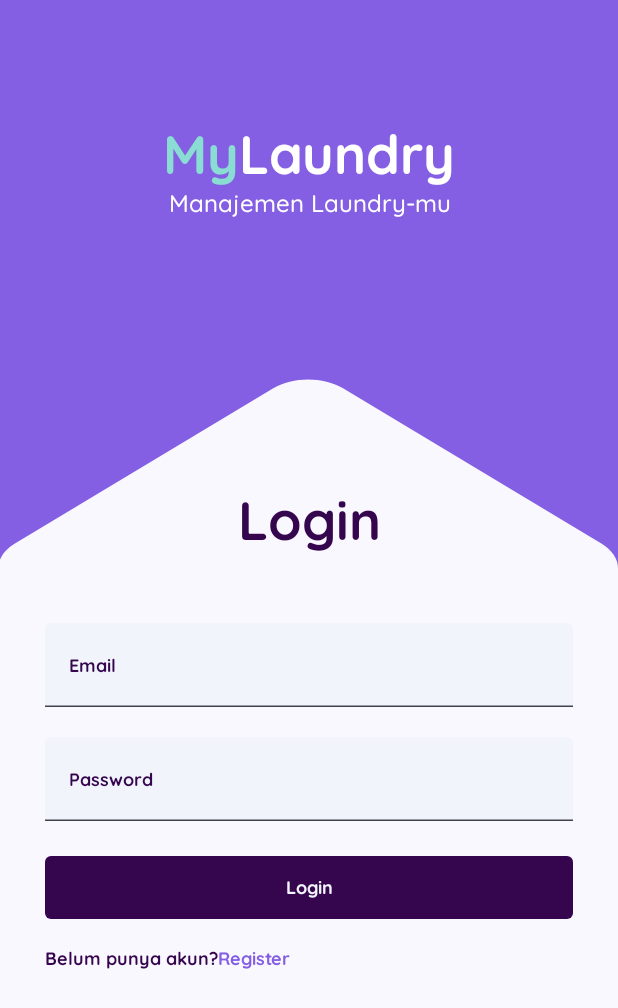
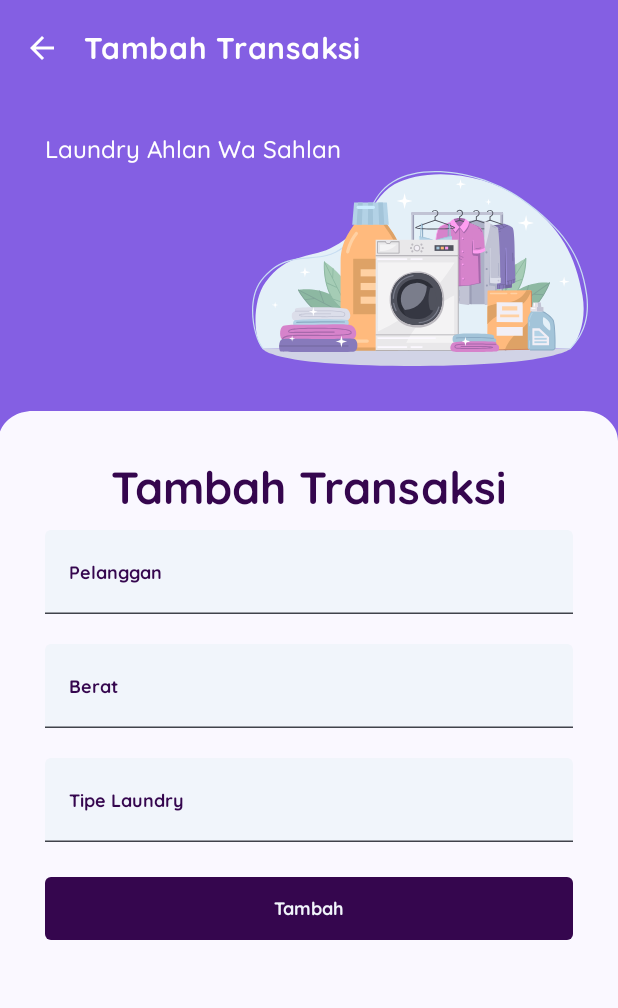
Before and after one commit to mhdanandaa/MyLaundry, an Android app built with Jetpack Compose: the screen it shows after launch (MainActivity), on a phone screen of 412 x 824 dp. Shown: the top 1008 px of the screen. Run offline under Robolectric (Android 15) with nearby library versions, the phone set to English and light mode, and no system bars.

Commit message:
Membuat tampialn tambah transaksi

```diff
--- a/app/src/main/java/org/d3if3066/mylaundry/MainActivity.kt
+++ b/app/src/main/java/org/d3if3066/mylaundry/MainActivity.kt
@@ -14,6 +14,7 @@ import androidx.compose.ui.tooling.preview.Preview
 import androidx.navigation.NavGraph
 import androidx.navigation.compose.rememberNavController
 import org.d3if3066.mylaundry.navigation.SetupNavGraph
+import org.d3if3066.mylaundry.ui.screen.AddTransScreen
 import org.d3if3066.mylaundry.ui.screen.HomeScreen
 import org.d3if3066.mylaundry.ui.screen.LoginScreen
 import org.d3if3066.mylaundry.ui.theme.CustomPurple
@@ -30,7 +31,7 @@ class MainActivity : ComponentActivity() {
                     modifier = Modifier.fillMaxSize(),
                     color = MaterialTheme.colorScheme.background
                 ) {
-                    SetupNavGraph()
+                    AddTransScreen(rememberNavController())
                 }
             }
         }
@@ -43,6 +44,6 @@ class MainActivity : ComponentActivity() {
 @Composable
 fun GreetingPreview() {
     MyLaundryTheme {
-        SetupNavGraph()
+        AddTransScreen(rememberNavController())
     }
 }
--- a/app/src/main/java/org/d3if3066/mylaundry/component/CustomTextField.kt
+++ b/app/src/main/java/org/d3if3066/mylaundry/component/CustomTextField.kt
@@ -1,5 +1,6 @@
 package org.d3if3066.mylaundry.component
 
+import androidx.compose.foundation.text.KeyboardOptions
 import androidx.compose.material3.MaterialTheme
 import androidx.compose.material3.Text
 import androidx.compose.material3.TextField
@@ -21,7 +22,8 @@ fun CustomTextField(
     label: String,
     trailing: String,
     value:String,
-    onValueChange:(it:String)->Unit
+    onValueChange:(it:String)->Unit,
+    keyboardOptions: KeyboardOptions
 ) {
 
 
@@ -29,6 +31,7 @@ fun CustomTextField(
         modifier = modifier,
         value = value ,
         onValueChange = {onValueChange(it)},
+        keyboardOptions = keyboardOptions,
         label = {
             Text(
                 text = label,
--- /dev/null
+++ b/app/src/main/java/org/d3if3066/mylaundry/component/PelangganDropDown.kt
@@ -0,0 +1,99 @@
+package org.d3if3066.mylaundry.component
+
+import androidx.compose.foundation.layout.Box
+import androidx.compose.foundation.layout.fillMaxSize
+import androidx.compose.material3.DropdownMenuItem
+import androidx.compose.material3.ExperimentalMaterial3Api
+import androidx.compose.material3.ExposedDropdownMenuBox
+import androidx.compose.material3.MaterialTheme
+import androidx.compose.material3.Text
+import androidx.compose.material3.TextField
+import androidx.compose.material3.TextFieldDefaults
+import androidx.compose.runtime.Composable
+import androidx.compose.runtime.getValue
+import androidx.compose.runtime.remember
+import androidx.compose.runtime.mutableStateOf
+import androidx.compose.runtime.setValue
+import androidx.compose.ui.Alignment
+import androidx.compose.ui.Modifier
+import androidx.compose.ui.tooling.preview.Preview
+import org.d3if3066.mylaundry.ui.theme.CustomBlackPurple
+import org.d3if3066.mylaundry.ui.theme.MyLaundryTheme
+import org.d3if3066.mylaundry.ui.theme.focusedTextFieldText
+import org.d3if3066.mylaundry.ui.theme.textFieldContainer
+import org.d3if3066.mylaundry.ui.theme.unfocusedTextFieldText
+
+
+@OptIn(ExperimentalMaterial3Api::class)
+@Composable
+fun PelangganDropDown(
+    modifier: Modifier = Modifier,
+    label: String,
+    trailing: String,
+    value:String,
+    onValueChange:(it:String)->Unit
+) {
+    var expanded by remember { mutableStateOf(false) }
+    var pelanggan by remember { mutableStateOf("") }
+
+    Box(
+        modifier = Modifier.fillMaxSize(),
+        contentAlignment = Alignment.Center
+    ) {
+        ExposedDropdownMenuBox(
+            expanded = expanded,
+            onExpandedChange = { expanded = it }
+        ) {
+            TextField(
+                value = pelanggan,
+                onValueChange = { pelanggan = it },
+                label = {
+                    Text(
+                        text = label,
+                        style = MaterialTheme.typography.labelMedium,
+                        color = CustomBlackPurple
+                    )
+                },
+                readOnly = true,
+                modifier = Modifier.menuAnchor().then(modifier),
+                colors = TextFieldDefaults.colors(
+                    unfocusedPlaceholderColor = MaterialTheme.colorScheme.unfocusedTextFieldText,
+                    focusedPlaceholderColor = MaterialTheme.colorScheme.focusedTextFieldText,
+                    unfocusedContainerColor = MaterialTheme.colorScheme.textFieldContainer,
+                    focusedContainerColor = MaterialTheme.colorScheme.textFieldContainer
+                ),
+            )
+
+            ExposedDropdownMenu(
+                expanded = expanded,
+                onDismissRequest = { expanded = false }
+            ) {
+                DropdownMenuItem(
+                    text = { Text(text = "Radit")},
+                    onClick = {
+                        pelanggan = "Radit"
+                        expanded = false
+                    })
+                DropdownMenuItem(
+                    text = { Text(text = "Panjdi")},
+                    onClick = {
+                        pelanggan = "Pandji"
+                        expanded = false
+                    })
+
+            }
+        }
+    }
+}
+@Preview(showBackground = true)
+@Composable
+fun LoginScreenPreview() {
+    MyLaundryTheme {
+        PelangganDropDown(
+            label = "Label", // Provide a label for the dropdown
+            trailing = "Trailing", // Provide trailing text/icon for the dropdown
+            value = "Selected Value", // Provide the current selected value
+            onValueChange = { newValue -> /* Handle value change */ }
+        )
+    }
+}
--- /dev/null
+++ b/app/src/main/java/org/d3if3066/mylaundry/component/TipeDropDown.kt
@@ -0,0 +1,99 @@
+package org.d3if3066.mylaundry.component
+
+import androidx.compose.foundation.layout.Box
+import androidx.compose.foundation.layout.fillMaxSize
+import androidx.compose.material3.DropdownMenuItem
+import androidx.compose.material3.ExperimentalMaterial3Api
+import androidx.compose.material3.ExposedDropdownMenuBox
+import androidx.compose.material3.MaterialTheme
+import androidx.compose.material3.Text
+import androidx.compose.material3.TextField
+import androidx.compose.material3.TextFieldDefaults
+import androidx.compose.runtime.Composable
+import androidx.compose.runtime.getValue
+import androidx.compose.runtime.remember
+import androidx.compose.runtime.mutableStateOf
+import androidx.compose.runtime.setValue
+import androidx.compose.ui.Alignment
+import androidx.compose.ui.Modifier
+import androidx.compose.ui.tooling.preview.Preview
+import org.d3if3066.mylaundry.ui.theme.CustomBlackPurple
+import org.d3if3066.mylaundry.ui.theme.MyLaundryTheme
+import org.d3if3066.mylaundry.ui.theme.focusedTextFieldText
+import org.d3if3066.mylaundry.ui.theme.textFieldContainer
+import org.d3if3066.mylaundry.ui.theme.unfocusedTextFieldText
+
+
+@OptIn(ExperimentalMaterial3Api::class)
+@Composable
+fun TipeDropDown(
+    modifier: Modifier = Modifier,
+    label: String,
+    trailing: String,
+    value:String,
+    onValueChange:(it:String)->Unit
+) {
+    var expanded by remember { mutableStateOf(false) }
+    var tipe by remember { mutableStateOf("") }
+
+    Box(
+        modifier = Modifier.fillMaxSize(),
+        contentAlignment = Alignment.Center
+    ) {
+        ExposedDropdownMenuBox(
+            expanded = expanded,
+            onExpandedChange = { expanded = it }
+        ) {
+            TextField(
+                value = tipe,
+                onValueChange = { tipe = it },
+                label = {
+                    Text(
+                        text = label,
+                        style = MaterialTheme.typography.labelMedium,
+                        color = CustomBlackPurple
+                    )
+                },
+                readOnly = true,
+                modifier = Modifier.menuAnchor().then(modifier),
+                colors = TextFieldDefaults.colors(
+                    unfocusedPlaceholderColor = MaterialTheme.colorScheme.unfocusedTextFieldText,
+                    focusedPlaceholderColor = MaterialTheme.colorScheme.focusedTextFieldText,
+                    unfocusedContainerColor = MaterialTheme.colorScheme.textFieldContainer,
+                    focusedContainerColor = MaterialTheme.colorScheme.textFieldContainer
+                ),
+            )
+
+            ExposedDropdownMenu(
+                expanded = expanded,
+                onDismissRequest = { expanded = false }
+            ) {
+                DropdownMenuItem(
+                    text = { Text(text = "Cuci Kering")},
+                    onClick = {
+                        tipe = "Cuci Kering"
+                        expanded = false
+                    })
+                DropdownMenuItem(
+                    text = { Text(text = "Cuci setrika")},
+                    onClick = {
+                        tipe = "Cuci setrika"
+                        expanded = false
+                    })
+
+            }
+        }
+    }
+}
+@Preview(showBackground = true)
+@Composable
+fun TipeDropDown() {
+    MyLaundryTheme {
+        PelangganDropDown(
+            label = "Label", // Provide a label for the dropdown
+            trailing = "Trailing", // Provide trailing text/icon for the dropdown
+            value = "Selected Value", // Provide the current selected value
+            onValueChange = { newValue -> /* Handle value change */ }
+        )
+    }
+}
--- /dev/null
+++ b/app/src/main/java/org/d3if3066/mylaundry/ui/screen/AddTransScreen.kt
@@ -0,0 +1,201 @@
+package org.d3if3066.mylaundry.ui.screen
+
+import androidx.compose.foundation.Image
+import androidx.compose.foundation.layout.Arrangement
+import androidx.compose.foundation.layout.Box
+import androidx.compose.foundation.layout.Column
+import androidx.compose.foundation.layout.PaddingValues
+import androidx.compose.foundation.layout.Spacer
+import androidx.compose.foundation.layout.fillMaxSize
+import androidx.compose.foundation.layout.fillMaxWidth
+import androidx.compose.foundation.layout.height
+import androidx.compose.foundation.layout.padding
+import androidx.compose.foundation.rememberScrollState
+import androidx.compose.foundation.shape.RoundedCornerShape
+import androidx.compose.foundation.text.KeyboardOptions
+import androidx.compose.foundation.verticalScroll
+import androidx.compose.material.icons.Icons
+import androidx.compose.material.icons.filled.ArrowBack
+import androidx.compose.material.icons.filled.Warning
+import androidx.compose.material3.Button
+import androidx.compose.material3.ButtonDefaults
+import androidx.compose.material3.ExperimentalMaterial3Api
+import androidx.compose.material3.Icon
+import androidx.compose.material3.IconButton
+import androidx.compose.material3.MaterialTheme
+import androidx.compose.material3.Scaffold
+import androidx.compose.material3.Surface
+import androidx.compose.material3.Text
+import androidx.compose.material3.TopAppBar
+import androidx.compose.material3.TopAppBarDefaults
+import androidx.compose.runtime.Composable
+import androidx.compose.runtime.getValue
+import androidx.compose.runtime.mutableStateOf
+import androidx.compose.runtime.remember
+import androidx.compose.runtime.saveable.rememberSaveable
+import androidx.compose.runtime.setValue
+import androidx.compose.ui.Alignment
+import androidx.compose.ui.Modifier
+import androidx.compose.ui.graphics.Color
+import androidx.compose.ui.layout.ContentScale
+import androidx.compose.ui.res.painterResource
+import androidx.compose.ui.res.stringResource
+import androidx.compose.ui.text.input.ImeAction
+import androidx.compose.ui.text.input.KeyboardType
+import androidx.compose.ui.text.style.TextAlign
+import androidx.compose.ui.tooling.preview.Preview
+import androidx.compose.ui.unit.dp
+import androidx.navigation.NavHostController
+import org.d3if3066.mylaundry.R
+import org.d3if3066.mylaundry.component.CustomTextField
+import org.d3if3066.mylaundry.component.PelangganDropDown
+import org.d3if3066.mylaundry.component.TipeDropDown
+import org.d3if3066.mylaundry.ui.theme.CustomBlackPurple
+import org.d3if3066.mylaundry.ui.theme.CustomPurple
+import org.d3if3066.mylaundry.ui.theme.CustomWhite
+import org.d3if3066.mylaundry.ui.theme.MyLaundryTheme
+
+@OptIn(ExperimentalMaterial3Api::class)
+@Composable
+fun AddTransScreen(navController: NavHostController) {
+    Scaffold(
+        topBar = {
+            TopAppBar(
+                navigationIcon = {
+                    IconButton(
+                        onClick = {navController.popBackStack()}
+                    ) {
+                        Icon(
+                            imageVector = Icons.Filled.ArrowBack,
+                            contentDescription = stringResource(R.string.kembali),
+                            tint = Color.White)
+                    }
+                },
+                title = { Text(text = stringResource(id = R.string.tambah_transaksi)) },
+                colors = TopAppBarDefaults.mediumTopAppBarColors(
+                    //Untuk Backround
+                    containerColor = CustomPurple,
+                    //Untuk Judul
+                    titleContentColor = Color.White
+                ))
+        }
+    ) {padding ->
+        ScreenContent(Modifier.padding(padding))
+    }
+}
+
+@Composable
+fun ScreenContent(modifier: Modifier) {
+    var berat by remember { mutableStateOf("") }
+    var tipeLaundry by remember { mutableStateOf("") }
+    var pelanggan by remember { mutableStateOf("") }
+
+    Surface {
+        Column(
+            modifier = modifier
+                .fillMaxSize()
+                .verticalScroll(rememberScrollState()),
+            verticalArrangement = Arrangement.spacedBy(12.dp)
+        ) {
+            // Bagian Banner (Banner Content)
+            Box(
+                contentAlignment = Alignment.TopCenter
+            ) {
+                Image(
+                    modifier = Modifier
+                        .fillMaxWidth(),
+                    painter = painterResource(id = R.drawable.home_banner),
+                    contentDescription = null,
+                    contentScale = ContentScale.FillBounds
+                )
+
+                Text(
+                    modifier = Modifier
+                        .padding(top = 25.dp, start = 30.dp)
+                        .align(alignment = Alignment.TopStart),
+                    text = "Laundry Ahlan Wa Sahlan",
+                    style = MaterialTheme.typography.titleMedium,
+                    color = Color.White,
+                )
+
+                Image(
+                    modifier = Modifier
+                        .align(alignment = Alignment.CenterEnd)
+                        .padding(end = 20.dp),
+                    painter = painterResource(id = R.drawable.logo_laundry_home),
+                    contentDescription = null,
+                    contentScale = ContentScale.Crop
+                )
+
+            }
+
+            Column(
+                modifier = Modifier
+                    .fillMaxSize()
+                    .padding(horizontal = 30.dp)
+            ) {
+                Text(
+                    text = stringResource(R.string.tambah_transaksi),
+                    style = MaterialTheme.typography.headlineMedium,
+                    color = CustomBlackPurple,
+                    modifier = Modifier.fillMaxWidth(),
+                    textAlign = TextAlign.Center,
+                )
+                PelangganDropDown(
+                    label = "Pelanggan",
+                    trailing = "" ,
+                    modifier = Modifier
+                        .fillMaxWidth()
+                        .padding(top = 10.dp),
+                    value = pelanggan,
+                    onValueChange = {pelanggan = it}
+                )
+                Spacer(modifier = Modifier.height(20.dp))
+
+                CustomTextField(
+                    label = "Berat",
+                    trailing = "",
+                    modifier = Modifier.fillMaxWidth(),
+                    value = berat,
+                    onValueChange = {berat = it},
+                    keyboardOptions = KeyboardOptions(
+                        keyboardType = KeyboardType.Number,
+                        imeAction = ImeAction.Next
+                    )
+                )
+                Spacer(modifier = Modifier.height(20.dp))
+                TipeDropDown(
+                    label = "Tipe Laundry",
+                    trailing = "",
+                    modifier = Modifier.fillMaxWidth(),
+                    value = tipeLaundry,
+                    onValueChange = { tipeLaundry = it }
+                )
+                Spacer(modifier = Modifier.height(20.dp))
+
+                Button(
+                    modifier = Modifier.fillMaxWidth(),
+                    contentPadding = PaddingValues(vertical = 13.dp),
+                    onClick = {},
+                    colors = ButtonDefaults.buttonColors(
+                        containerColor = CustomBlackPurple,
+                        contentColor = CustomWhite
+                    ),
+                    shape = RoundedCornerShape(size = 4.dp)
+                ) {
+                    Text(text = "Tambah", style = MaterialTheme.typography.labelMedium)
+                }
+            }
+        }
+    }
+}
+
+
+
+@Preview(showBackground = true)
+@Composable
+fun TransScreenPreview() {
+    MyLaundryTheme {
+        TransScreenPreview()
+    }
+}
--- a/app/src/main/java/org/d3if3066/mylaundry/ui/screen/HomeScreen.kt
+++ b/app/src/main/java/org/d3if3066/mylaundry/ui/screen/HomeScreen.kt
@@ -192,7 +192,9 @@ fun HomeScreen(navHostController: NavHostController) {
                     Button(
                         modifier = Modifier
                             .align(Alignment.BottomStart)
+                            .fillMaxWidth()
                             .size(160.dp, 120.dp)
+
                         ,
                         onClick = { /*TODO*/ },
                         colors = ButtonDefaults.buttonColors(
--- a/app/src/main/java/org/d3if3066/mylaundry/ui/screen/LoginScreen.kt
+++ b/app/src/main/java/org/d3if3066/mylaundry/ui/screen/LoginScreen.kt
@@ -14,6 +14,7 @@ import androidx.compose.foundation.layout.height
 import androidx.compose.foundation.layout.padding
 import androidx.compose.foundation.shape.RoundedCornerShape
 import androidx.compose.foundation.text.ClickableText
+import androidx.compose.foundation.text.KeyboardOptions
 import androidx.compose.material3.Button
 import androidx.compose.material3.ButtonDefaults
 import androidx.compose.material3.MaterialTheme
@@ -34,6 +35,8 @@ import androidx.compose.ui.res.painterResource
 import androidx.compose.ui.res.stringResource
 import androidx.compose.ui.text.SpanStyle
 import androidx.compose.ui.text.buildAnnotatedString
+import androidx.compose.ui.text.input.ImeAction
+import androidx.compose.ui.text.input.KeyboardType
 import androidx.compose.ui.text.withStyle
 import androidx.compose.ui.tooling.preview.Preview
 import androidx.compose.ui.unit.dp
@@ -131,7 +134,11 @@ fun LoginScreen(navHostController: NavHostController) {
                     trailing = "",
                     modifier = Modifier.fillMaxWidth(),
                     value = email,
-                    onValueChange = { email = it }
+                    onValueChange = {email= it},
+                    keyboardOptions = KeyboardOptions(
+                        keyboardType = KeyboardType.Email,
+                        imeAction = ImeAction.Next
+                    )
                 )
                 Spacer(modifier = Modifier.height(20.dp))
                 PassTextField(
--- a/app/src/main/java/org/d3if3066/mylaundry/ui/screen/RegisterScreen.kt
+++ b/app/src/main/java/org/d3if3066/mylaundry/ui/screen/RegisterScreen.kt
@@ -1,6 +1,5 @@
 package org.d3if3066.mylaundry.ui.screen
 
-import android.app.Activity
 import android.widget.Toast
 import androidx.compose.foundation.Image
 import androidx.compose.foundation.layout.Box
@@ -15,6 +14,7 @@ import androidx.compose.foundation.layout.height
 import androidx.compose.foundation.layout.padding
 import androidx.compose.foundation.shape.RoundedCornerShape
 import androidx.compose.foundation.text.ClickableText
+import androidx.compose.foundation.text.KeyboardOptions
 import androidx.compose.material3.Button
 import androidx.compose.material3.ButtonDefaults
 import androidx.compose.material3.MaterialTheme
@@ -35,6 +35,8 @@ import androidx.compose.ui.res.painterResource
 import androidx.compose.ui.res.stringResource
 import androidx.compose.ui.text.SpanStyle
 import androidx.compose.ui.text.buildAnnotatedString
+import androidx.compose.ui.text.input.ImeAction
+import androidx.compose.ui.text.input.KeyboardType
 import androidx.compose.ui.text.withStyle
 import androidx.compose.ui.tooling.preview.Preview
 import androidx.compose.ui.unit.dp
@@ -135,14 +137,25 @@ fun RegisterScreen(navHostController: NavHostController) {
                     trailing = "",
                     modifier = Modifier.fillMaxWidth(),
                     value = laundryName,
-                    onValueChange = { laundryName = it })
+                    onValueChange = {laundryName = it},
+                    keyboardOptions = KeyboardOptions(
+                        keyboardType = KeyboardType.Text,
+                        imeAction = ImeAction.Next
+                    )
+
+                )
                 Spacer(modifier = Modifier.height(20.dp))
                 CustomTextField(
                     label = "Email",
                     trailing = "",
                     modifier = Modifier.fillMaxWidth(),
                     value = email,
-                    onValueChange = { email = it })
+                    onValueChange = {email = it},
+                    keyboardOptions = KeyboardOptions(
+                        keyboardType = KeyboardType.Email,
+                        imeAction = ImeAction.Next
+                    )
+                )
                 Spacer(modifier = Modifier.height(20.dp))
                 PassTextField(
                     label = "Password",
--- a/app/src/main/res/values/strings.xml
+++ b/app/src/main/res/values/strings.xml
@@ -9,4 +9,7 @@
     <string name="register_success_message">Registrasi Berhasil </string>
     <string name="login_success_message">Login Berhasil </string>
     <string name="login_failed_message">Login Gagal </string>
+    <string name="tambah_transaksi">Tambah Transaksi</string>
+    <string name="kembali">Kembali</string>
+    <string name="input_invalid_berat">Berat tidak boleh kosong atau 0</string>
 </resources>
```
Also changed, not shown: app/src/main/java/org/d3if3066/mylaundry/component/CusDatePicker.kt (added).
